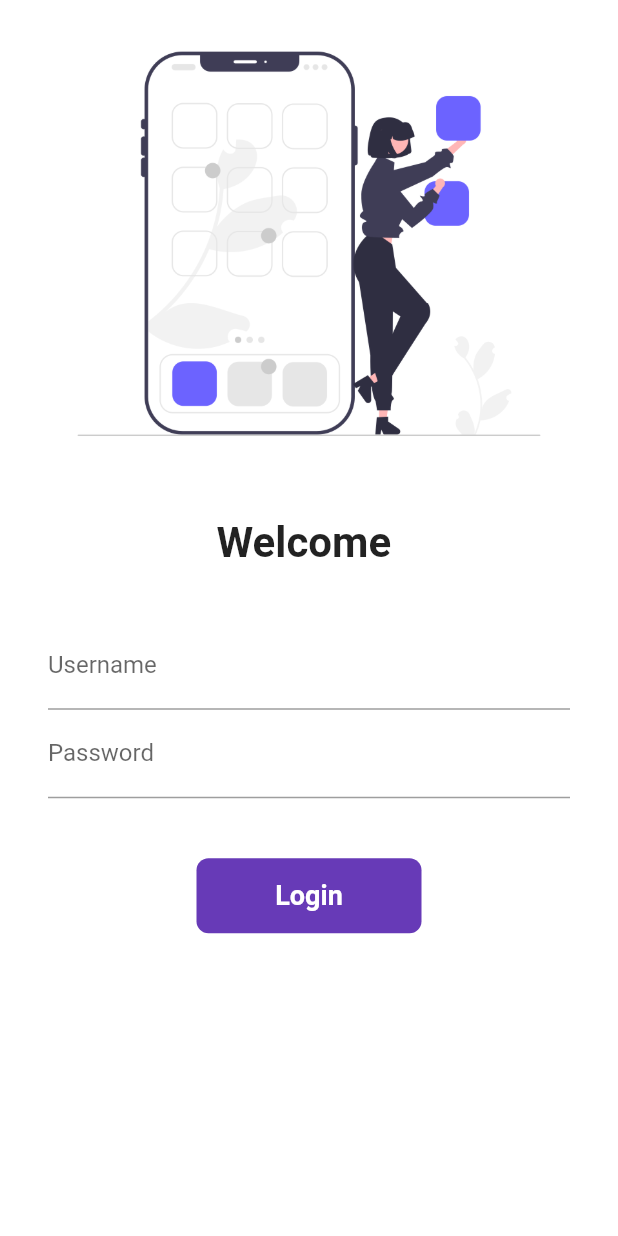
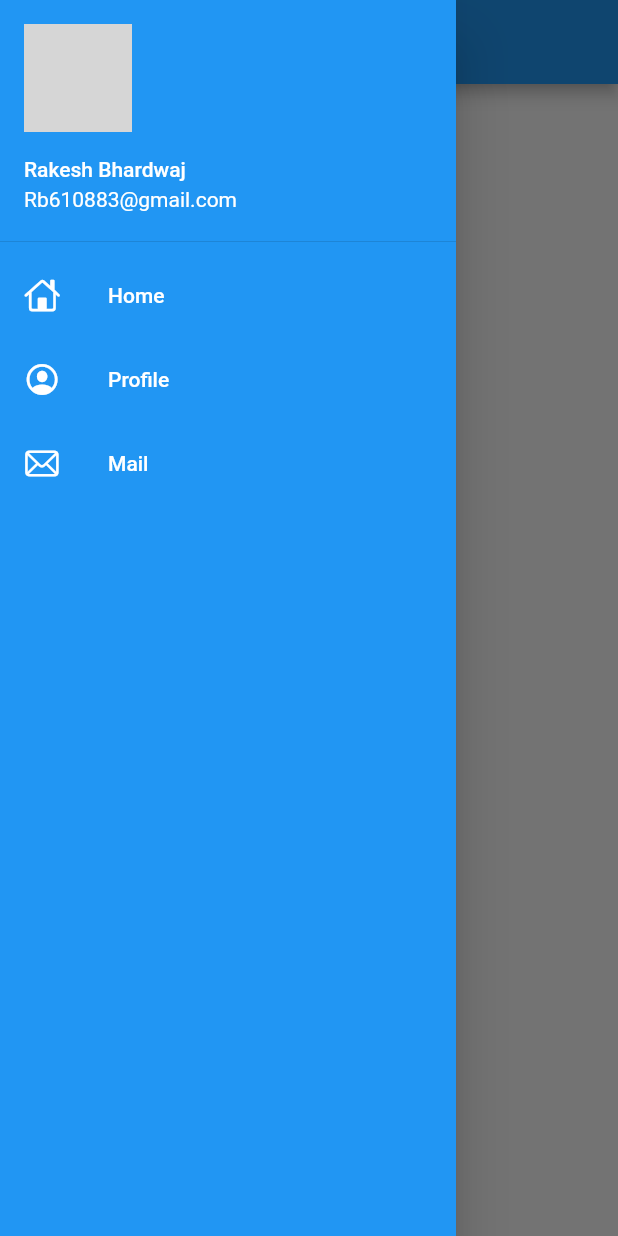
Before and after one commit to RakeshBhardwaj-coder/healingapp, a Flutter app: the screen it shows after launch, with the side drawer open (before the commit the screen has no drawer), on a phone screen of 412 x 824 dp. Run offline on Flutter 3.47's test engine with Material 2 defaults, Android fonts, the phone set to English and light mode, and no system bars; network calls fail; grey boxes are pictures that could not be loaded.

Commit message:
home page

```diff
--- a/lib/main.dart
+++ b/lib/main.dart
@@ -1,6 +1,8 @@
 import 'package:flutter/material.dart';
 import 'package:healingapp/routes.dart';
-import 'package:healingapp/login_page.dart';
+import 'package:healingapp/pages/login_page.dart';
+import 'package:healingapp/pages/home_page.dart';
+
 
 void main() {
   runApp(const MyApp());
@@ -14,10 +16,10 @@ class MyApp extends StatelessWidget {
     return MaterialApp(
       themeMode: ThemeMode.light,
       debugShowCheckedModeBanner: false,
-      initialRoute: MyRoutes.loginRoute,
+      initialRoute: MyRoutes.homeRoute,
       routes: {
         "/": (context) => LoginPage(),
-        // MyRoutes.homeRoute: (context) => const HomePage(),
+        MyRoutes.homeRoute: (context) => HomePage(),
         MyRoutes.loginRoute: (context) => LoginPage()
 
         // MyRoutes.homeRoute
--- /dev/null
+++ b/lib/pages/home_page.dart
@@ -0,0 +1,21 @@
+import 'package:flutter/material.dart';
+import 'package:healingapp/widgets/drawer.dart';
+class HomePage extends StatefulWidget {
+  const HomePage({ Key? key }) : super(key: key);
+
+  @override
+  _HomePageState createState() => _HomePageState();
+}
+
+class _HomePageState extends State<HomePage> {
+  @override
+  Widget build(BuildContext context) {
+    return Scaffold(
+      appBar: AppBar(
+        title: const Text("Healing App"),
+      ),
+      drawer: const MyDrawer(),
+
+    );
+  }
+}
--- /dev/null
+++ b/lib/widgets/drawer.dart
@@ -0,0 +1,70 @@
+import 'package:flutter/material.dart';
+import 'package:flutter/cupertino.dart';
+
+class MyDrawer extends StatelessWidget {
+  const MyDrawer({Key? key}) : super(key: key);
+
+  @override
+  Widget build(BuildContext context) {
+    const userImageUrl = "https://raw.githubusercontent.com/RakeshBhardwaj-coder/RakeshBhardwaj.github.io/master/rks_logo.jpeg";
+    return Drawer(
+      child: Container(
+        color: Colors.blue,
+        child: ListView(
+          padding: EdgeInsets.zero,
+          children:  const [
+            DrawerHeader(
+              padding: EdgeInsets.zero,
+              child: UserAccountsDrawerHeader(
+
+
+                margin: EdgeInsets.zero,
+                  accountName: Text('Rakesh Bhardwaj'),
+                  accountEmail: Text("Rb610883@gmail.com"),
+                  currentAccountPicture:CircleAvatar(
+                  backgroundImage:
+                      NetworkImage(userImageUrl),
+                ) ),
+
+
+            ),
+            ListTile(
+              leading: Icon(
+                CupertinoIcons.home,
+                color: Colors.white,
+              ),
+              title: Text("Home",
+              style: TextStyle(
+                color: Colors.white,
+              ),
+              )
+            ),
+            ListTile(
+              leading: Icon(
+                CupertinoIcons.profile_circled,
+                color: Colors.white,
+              ),
+              title: Text("Profile",
+              style: TextStyle(
+                color: Colors.white,
+              ),
+              )
+            ),
+            ListTile(
+              leading: Icon(
+                CupertinoIcons.mail,
+                color: Colors.white,
+              ),
+              title: Text("Mail",
+              style: TextStyle(
+                color: Colors.white,
+              ),
+              )
+            ),
+          ],
+        ),
+
+      ),
+    );
+  }
+}
```
Also changed, not shown: lib/pages/login_page.dart (renamed from lib/login_page.dart).
